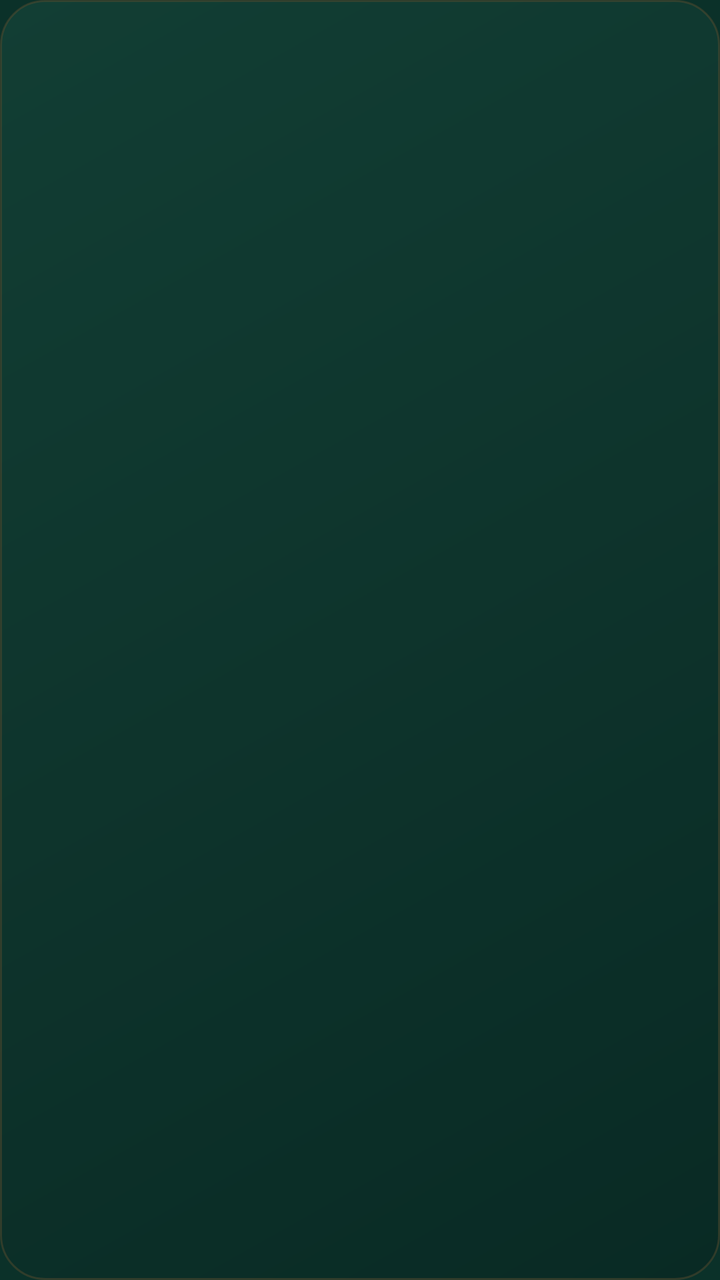
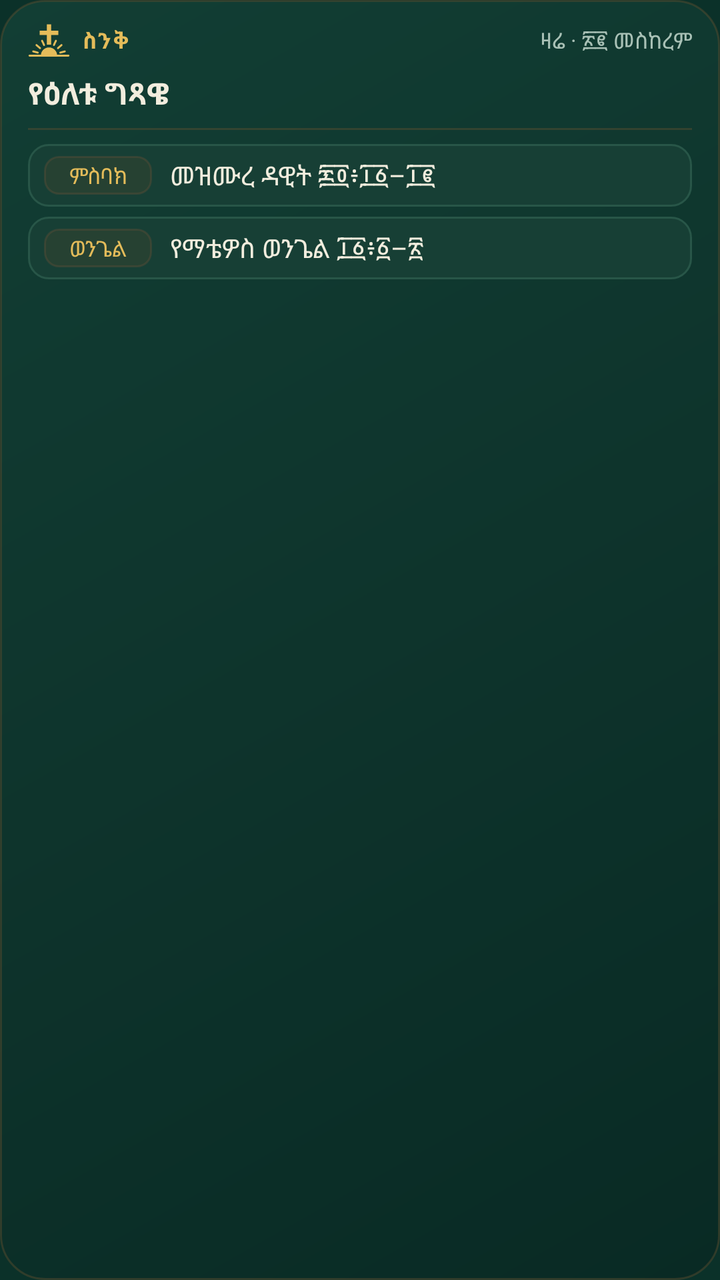

The first picture is an Android layout as it rendered before a commit; the second is the same layout after the commit. The layout source and the unified diff follow.
<!-- AndroidManifest.xml: application theme Theme.Agpeya -->
<!-- res/layout/widget_gitsawe.xml -->
<?xml version="1.0" encoding="utf-8"?>
<FrameLayout xmlns:android="http://schemas.android.com/apk/res/android"
    android:id="@+id/widget_root"
    android:layout_width="match_parent"
    android:layout_height="match_parent"
    android:background="@drawable/widget_background"
    android:clipToPadding="false">

    <StackView
        android:id="@+id/widget_stack"
        android:layout_width="match_parent"
        android:layout_height="match_parent"
        android:background="@android:color/transparent" />
</FrameLayout>
<!-- resources referenced by this layout -->
<resources>
  <!-- drawable widget_background (drawable) -->
  <?xml version="1.0" encoding="utf-8"?>
  <shape xmlns:android="http://schemas.android.com/apk/res/android"
      android:shape="rectangle">
      <gradient
          android:angle="315"
          android:startColor="#123E34"
          android:centerColor="#0E342C"
          android:endColor="#092A24" />
      <stroke
          android:width="1dp"
          android:color="#5C72532F" />
      <corners android:radius="22dp" />
  </shape>
  <style name="Theme.Agpeya" parent="android:Theme.Material.NoActionBar">
          <item name="android:windowBackground">#0B3129</item>
      </style>
</resources>

<!-- the commit's change to res/layout/widget_gitsawe.xml (unified diff, before → after) -->
@@ -1,14 +1,181 @@
 <?xml version="1.0" encoding="utf-8"?>
-<FrameLayout xmlns:android="http://schemas.android.com/apk/res/android"
+<LinearLayout xmlns:android="http://schemas.android.com/apk/res/android"
     android:id="@+id/widget_root"
     android:layout_width="match_parent"
     android:layout_height="match_parent"
+    android:orientation="vertical"
     android:background="@drawable/widget_background"
-    android:clipToPadding="false">
+    android:paddingStart="14dp"
+    android:paddingEnd="14dp"
+    android:paddingTop="11dp"
+    android:paddingBottom="10dp">
 
-    <StackView
-        android:id="@+id/widget_stack"
+    <LinearLayout
         android:layout_width="match_parent"
-        android:layout_height="match_parent"
-        android:background="@android:color/transparent" />
-</FrameLayout>
+        android:layout_height="wrap_content"
+        android:orientation="horizontal"
+        android:gravity="center_vertical">
+
+        <ImageView
+            android:layout_width="21dp"
+            android:layout_height="18dp"
+            android:layout_marginEnd="6dp"
+            android:src="@drawable/widget_logo"
+            android:contentDescription="@null" />
+
+        <TextView
+            android:layout_width="wrap_content"
+            android:layout_height="wrap_content"
+            android:text="@string/app_name"
+            android:textColor="#E4BC5A"
+            android:textSize="11sp"
+            android:textStyle="bold"
+            android:letterSpacing="0.08" />
+
+        <TextView
+            android:id="@+id/widget_date"
+            android:layout_width="0dp"
+            android:layout_height="wrap_content"
+            android:layout_weight="1"
+            android:gravity="end"
+            android:text="@string/widget_preview_date"
+            android:textColor="#A9C1B6"
+            android:textSize="11sp"
+            android:maxLines="1"
+            android:ellipsize="end" />
+    </LinearLayout>
+
+    
+    <TextView
+        android:id="@+id/widget_title"
+        android:layout_width="match_parent"
+        android:layout_height="wrap_content"
+        android:layout_marginTop="7dp"
+        android:gravity="start"
+        android:text="@string/widget_preview_title"
+        android:textColor="#F2EDDE"
+        android:textSize="15sp"
+        android:textStyle="bold"
+        android:lineSpacingMultiplier="1.1"
+        android:maxLines="2"
+        android:ellipsize="end" />
+
+    
+    <ImageView
+        android:id="@+id/widget_rule"
+        android:layout_width="match_parent"
+        android:layout_height="1dp"
+        android:layout_marginTop="7dp"
+        android:layout_marginBottom="7dp"
+        android:contentDescription="@null"
+        android:background="#5C72532F" />
+
+    
+    <LinearLayout
+        android:id="@+id/widget_row_1"
+        android:layout_width="match_parent"
+        android:layout_height="wrap_content"
+        android:orientation="horizontal"
+        android:gravity="center_vertical"
+        android:background="@drawable/widget_reading_row"
+        android:baselineAligned="false">
+
+        <TextView
+            android:id="@+id/widget_role_1"
+            android:layout_width="54dp"
+            android:layout_height="wrap_content"
+            android:background="@drawable/widget_role_chip"
+            android:gravity="center"
+            android:paddingTop="2dp"
+            android:paddingBottom="2dp"
+            android:textColor="#E4BC5A"
+            android:text="@string/widget_preview_msbak"
+            android:textSize="11sp"
+            android:maxLines="1" />
+
+        <TextView
+            android:id="@+id/widget_ref_1"
+            android:layout_width="0dp"
+            android:layout_weight="1"
+            android:layout_height="wrap_content"
+            android:layout_marginStart="9dp"
+            android:textColor="#F2EDDE"
+            android:text="@string/widget_preview_msbak_ref"
+            android:textSize="13sp"
+            android:maxLines="1"
+            android:ellipsize="end" />
+    </LinearLayout>
+
+    <LinearLayout
+        android:id="@+id/widget_row_2"
+        android:layout_width="match_parent"
+        android:layout_height="wrap_content"
+        android:orientation="horizontal"
+        android:gravity="center_vertical"
+        android:layout_marginTop="5dp"
+        android:background="@drawable/widget_reading_row"
+        android:baselineAligned="false">
+
+        <TextView
+            android:id="@+id/widget_role_2"
+            android:layout_width="54dp"
+            android:layout_height="wrap_content"
+            android:background="@drawable/widget_role_chip"
+            android:gravity="center"
+            android:paddingTop="2dp"
+            android:paddingBottom="2dp"
+            android:textColor="#E4BC5A"
+            android:text="@string/widget_preview_wengel"
+            android:textSize="11sp"
+            android:maxLines="1" />
+
+        <TextView
+            android:id="@+id/widget_ref_2"
+            android:layout_width="0dp"
+            android:layout_weight="1"
+            android:layout_height="wrap_content"
+            android:layout_marginStart="9dp"
+            android:textColor="#F2EDDE"
+            android:text="@string/widget_preview_wengel_ref"
+            android:textSize="13sp"
+            android:maxLines="1"
+            android:ellipsize="end" />
+    </LinearLayout>
+
+    
+    <TextView
+        android:id="@+id/widget_kidase"
+        android:layout_width="match_parent"
+        android:layout_height="wrap_content"
+        android:layout_marginTop="6dp"
+        android:gravity="start"
+        android:textColor="#9DBBAD"
+        android:textSize="11sp"
+        android:maxLines="1"
+        android:ellipsize="end"
+        android:visibility="gone" />
+
+    
+    <TextView
+        android:id="@+id/widget_empty"
+        android:layout_width="match_parent"
+        android:layout_height="wrap_content"
+        android:gravity="start"
+        android:textColor="#9DBBAD"
+        android:textSize="13sp"
+        android:visibility="gone" />
+
+    
+    <TextView
+        android:id="@+id/widget_cta"
+        android:layout_width="wrap_content"
+        android:layout_height="wrap_content"
+        android:layout_marginTop="7dp"
+        android:background="@drawable/widget_footer"
+        android:textColor="#E4BC5A"
+        android:text="@string/widget_preview_cta"
+        android:textStyle="bold"
+        android:textSize="11sp"
+        android:maxLines="1"
+        android:visibility="gone" />
+</LinearLayout>
<!-- resource entries referenced after the edit -->
@@ -14,6 +14,51 @@
           android:color="#5C72532F" />
       <corners android:radius="22dp" />
   </shape>
+  <!-- drawable widget_footer (drawable) -->
+  <?xml version="1.0" encoding="utf-8"?>
+  <shape xmlns:android="http://schemas.android.com/apk/res/android"
+      android:shape="rectangle">
+      <solid android:color="#203F35" />
+      <corners android:radius="9dp" />
+      <padding android:left="10dp" android:top="5dp" android:right="10dp" android:bottom="5dp" />
+  </shape>
+  <!-- drawable widget_logo (drawable) -->
+  <?xml version="1.0" encoding="utf-8"?>
+  <vector xmlns:android="http://schemas.android.com/apk/res/android"
+      android:width="21dp" android:height="18dp"
+      android:viewportWidth="54" android:viewportHeight="46">
+      <group android:translateX="-27" android:translateY="-23">
+          <path android:fillColor="#E4BC5A" android:pathData="M51.2,26 h5.6 v8 h9.2 v5.6 h-9.2 v12.4 h-5.6 v-12.4 h-9.2 v-5.6 h9.2 Z" />
+          <path android:fillColor="#E4BC5A" android:pathData="M43.5,66 A10.5,10.5 0 0 1 64.5,66 Z" />
+          <path android:strokeColor="#E4BC5A" android:strokeWidth="2.5" android:strokeLineCap="round" android:pathData="M29,66 L79,66" />
+          <path android:strokeColor="#E4BC5A" android:strokeWidth="2.5" android:strokeLineCap="round" android:pathData="M60.3,52.4 L62.9,47 M65.5,56.4 L70.1,52.5 M68.5,62.1 L74.3,60.6 M47.7,52.4 L45.1,47 M42.5,56.4 L37.9,52.5 M39.5,62.1 L33.7,60.6" />
+      </group>
+  </vector>
+  <!-- drawable widget_reading_row (drawable) -->
+  <?xml version="1.0" encoding="utf-8"?>
+  <shape xmlns:android="http://schemas.android.com/apk/res/android"
+      android:shape="rectangle">
+      <solid android:color="#173F35" />
+      <stroke android:width="1dp" android:color="#285648" />
+      <corners android:radius="10dp" />
+      <padding android:left="8dp" android:top="6dp" android:right="8dp" android:bottom="6dp" />
+  </shape>
+  <!-- drawable widget_role_chip (drawable) -->
+  <?xml version="1.0" encoding="utf-8"?>
+  <shape xmlns:android="http://schemas.android.com/apk/res/android"
+      android:shape="rectangle">
+      <solid android:color="#3A594829" />
+      <stroke android:width="1dp" android:color="#5272533A" />
+      <corners android:radius="7dp" />
+  </shape>
+  <string name="app_name">ስንቅ</string>
+  <string name="widget_preview_cta" translatable="false">ግጻዌውን ያንብቡ  →</string>
+  <string name="widget_preview_date" translatable="false">ዛሬ · ፳፪ መስከረም</string>
+  <string name="widget_preview_msbak" translatable="false">ምስባክ</string>
+  <string name="widget_preview_msbak_ref" translatable="false">መዝሙረ ዳዊት ፷፬፥፲፩–፲፪</string>
+  <string name="widget_preview_title" translatable="false">የዕለቱ ግጻዌ</string>
+  <string name="widget_preview_wengel" translatable="false">ወንጌል</string>
+  <string name="widget_preview_wengel_ref" translatable="false">የማቴዎስ ወንጌል ፲፩፥፩–፳</string>
   <style name="Theme.Agpeya" parent="android:Theme.Material.NoActionBar">
           <item name="android:windowBackground">#0B3129</item>
       </style>
